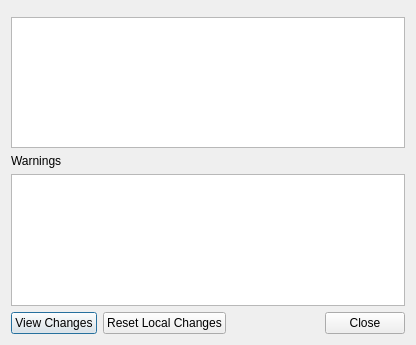
First picture: the form in Mergin/ui/ui_status_dialog.ui, repository MerginMaps/qgis-plugin, before the edit.
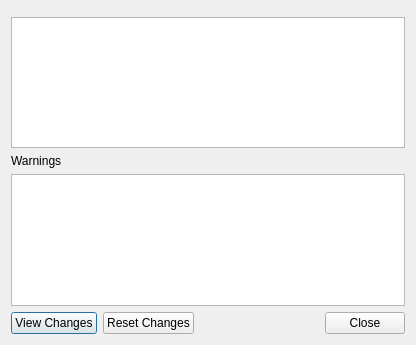
Second picture: the form after the edit. Custom widgets are drawn as their Qt base class.

Patch:
```diff
--- a/Mergin/ui/ui_status_dialog.ui
+++ b/Mergin/ui/ui_status_dialog.ui
@@ -64,7 +64,7 @@
    <item row="4" column="1">
     <widget class="QPushButton" name="btn_reset_local_changes">
      <property name="text">
-      <string>Reset Local Changes</string>
+      <string>Reset Changes</string>
      </property>
     </widget>
    </item>
```
